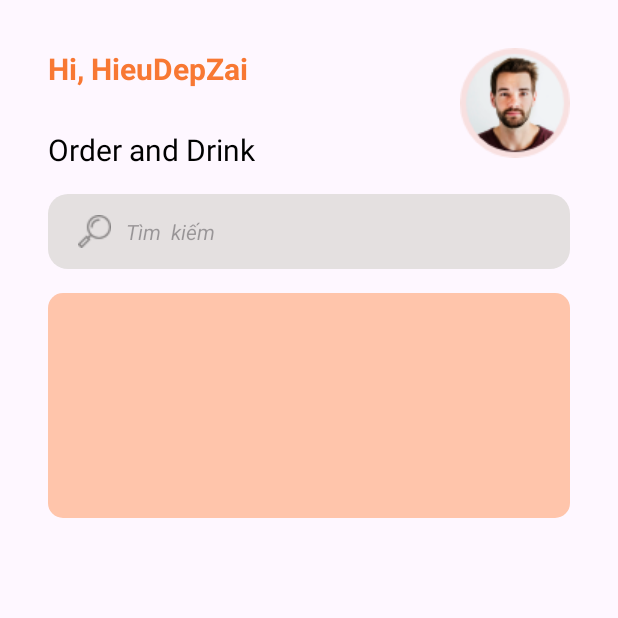
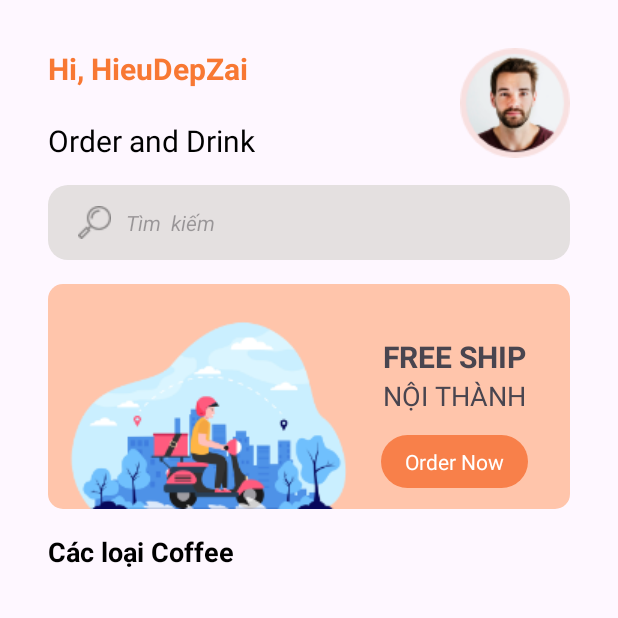
Before and after one commit to hieunvph38422/DuAn1_PH38422_PH36893_PH40749, an Android app: the screen it shows after launch (Home), on a phone screen of 412 x 824 dp, the top half of it. Run offline under Robolectric (Android 15) with nearby library versions, the light colour scheme and no system bars.

Commit message:
20/11 hieu lam home 1 chut

```diff
--- /dev/null
+++ b/app/src/main/res/drawable/oranger_button.xml
@@ -0,0 +1,9 @@
+<?xml version="1.0" encoding="utf-8"?>
+<selector xmlns:android="http://schemas.android.com/apk/res/android">
+    <item>
+        <shape>
+            <solid android:color="#F8804A"/>
+            <corners android:radius="20dp"/>
+        </shape>
+    </item>
+</selector>
--- a/app/src/main/res/layout/activity_home.xml
+++ b/app/src/main/res/layout/activity_home.xml
@@ -11,10 +11,10 @@
         android:layout_height="match_parent"
         app:layout_constraintBottom_toBottomOf="parent"
         app:layout_constraintEnd_toEndOf="parent"
-        app:layout_constraintHorizontal_bias="1.0"
+        app:layout_constraintHorizontal_bias="0.0"
         app:layout_constraintStart_toStartOf="parent"
         app:layout_constraintTop_toTopOf="parent"
-        app:layout_constraintVertical_bias="1.0">
+        app:layout_constraintVertical_bias="0.0">
 
         <LinearLayout
             android:layout_width="match_parent"
@@ -49,7 +49,7 @@
                     app:layout_constraintBottom_toBottomOf="parent"
                     app:layout_constraintStart_toStartOf="@+id/textView"
                     app:layout_constraintTop_toBottomOf="@+id/textView"
-                    app:layout_constraintVertical_bias="0.075" />
+                    app:layout_constraintVertical_bias="0.045" />
 
                 <ImageView
                     android:id="@+id/imageView"
@@ -81,6 +81,7 @@
                     app:layout_constraintTop_toBottomOf="@+id/textView4" />
 
                 <androidx.constraintlayout.widget.ConstraintLayout
+                    android:id="@+id/constraintLayout"
                     android:layout_width="match_parent"
                     android:layout_height="150dp"
                     android:layout_marginStart="32dp"
@@ -91,7 +92,74 @@
                     app:layout_constraintStart_toStartOf="parent"
                     app:layout_constraintTop_toBottomOf="@+id/editTextText3">
 
+                    <ImageView
+                        android:id="@+id/imageView3"
+                        android:layout_width="wrap_content"
+                        android:layout_height="wrap_content"
+                        app:layout_constraintBottom_toBottomOf="parent"
+                        app:srcCompat="@drawable/image_banner" />
+
+                    <TextView
+                        android:id="@+id/textView5"
+                        android:layout_width="wrap_content"
+                        android:layout_height="wrap_content"
+                        android:layout_marginTop="10dp"
+                        android:text="FREE SHIP"
+                        android:textSize="20sp"
+                        android:textStyle="bold"
+                        app:layout_constraintStart_toEndOf="@+id/imageView3"
+                        app:layout_constraintTop_toTopOf="@+id/imageView3" />
+
+                    <TextView
+                        android:id="@+id/textView6"
+                        android:layout_width="wrap_content"
+                        android:layout_height="wrap_content"
+                        android:text="NỘI THÀNH"
+                        android:textSize="18sp"
+                        app:layout_constraintEnd_toEndOf="@+id/textView5"
+                        app:layout_constraintStart_toStartOf="@+id/textView5"
+                        app:layout_constraintTop_toBottomOf="@+id/textView5" />
+
+                    <androidx.constraintlayout.widget.ConstraintLayout
+                        android:layout_width="wrap_content"
+                        android:layout_height="wrap_content"
+                        android:background="@drawable/oranger_button"
+                        app:layout_constraintBottom_toBottomOf="parent"
+                        app:layout_constraintEnd_toEndOf="@+id/textView6"
+                        app:layout_constraintStart_toStartOf="@+id/textView6"
+                        app:layout_constraintTop_toBottomOf="@+id/textView6">
+
+                        <TextView
+                            android:id="@+id/textView7"
+                            android:layout_width="wrap_content"
+                            android:layout_height="wrap_content"
+                            android:layout_marginStart="16dp"
+                            android:layout_marginTop="8dp"
+                            android:layout_marginEnd="16dp"
+                            android:layout_marginBottom="8dp"
+                            android:text="Order Now"
+                            android:textColor="#ffffff"
+                            app:layout_constraintBottom_toBottomOf="parent"
+                            app:layout_constraintEnd_toEndOf="parent"
+                            app:layout_constraintHorizontal_bias="0.0"
+                            app:layout_constraintStart_toStartOf="parent"
+                            app:layout_constraintTop_toTopOf="parent"
+                            app:layout_constraintVertical_bias="0.0" />
+                    </androidx.constraintlayout.widget.ConstraintLayout>
                 </androidx.constraintlayout.widget.ConstraintLayout>
+
+                <TextView
+                    android:id="@+id/textView9"
+                    android:layout_width="wrap_content"
+                    android:layout_height="wrap_content"
+                    android:layout_marginStart="32dp"
+                    android:layout_marginTop="16dp"
+                    android:text="Các loại Coffee"
+                    android:textColor="#000000"
+                    android:textSize="18sp"
+                    android:textStyle="bold"
+                    app:layout_constraintStart_toStartOf="parent"
+                    app:layout_constraintTop_toBottomOf="@+id/constraintLayout" />
 
             </androidx.constraintlayout.widget.ConstraintLayout>
 
```
Also changed, not shown: app/src/main/res/drawable/image_banner.png (added).
